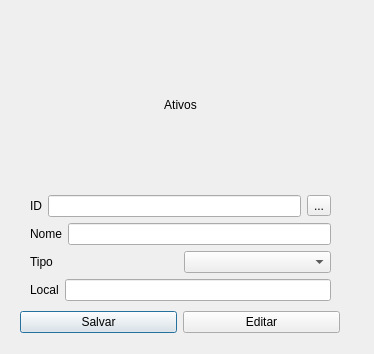
Qt form gerenciadispositivo.ui (brunosr1985/TCC_NayBru) before a commit.
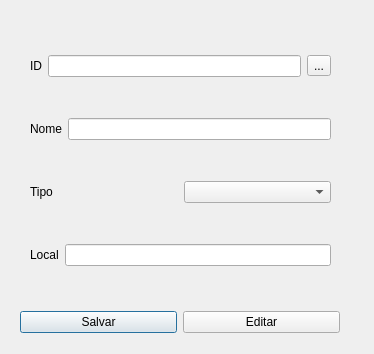
The same form after that commit. Icons and pictures are not drawn.

```diff
--- a/gerenciadispositivo.ui
+++ b/gerenciadispositivo.ui
@@ -41,16 +41,6 @@
     </rect>
    </property>
    <layout class="QVBoxLayout" name="verticalLayout">
-    <item>
-     <widget class="QLabel" name="label_5">
-      <property name="text">
-       <string>Ativos</string>
-      </property>
-      <property name="alignment">
-       <set>Qt::AlignCenter</set>
-      </property>
-     </widget>
-    </item>
     <item>
      <layout class="QHBoxLayout" name="horizontalLayout_2">
       <item>
```
Left out of the diff: 4 changed lines with no effect on the pictures.
